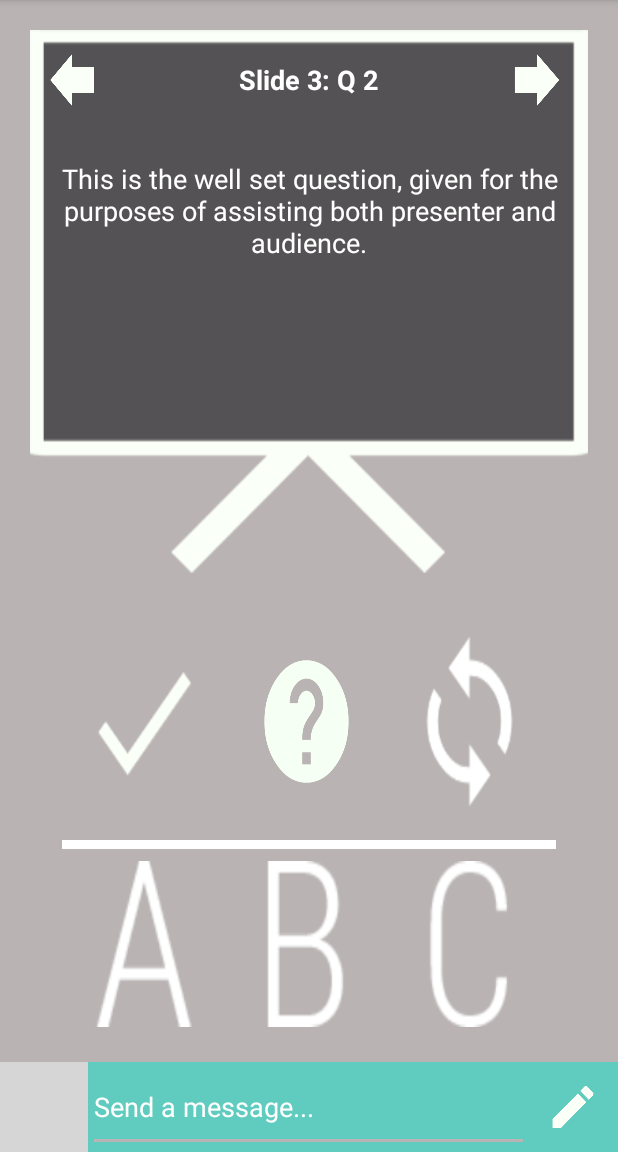
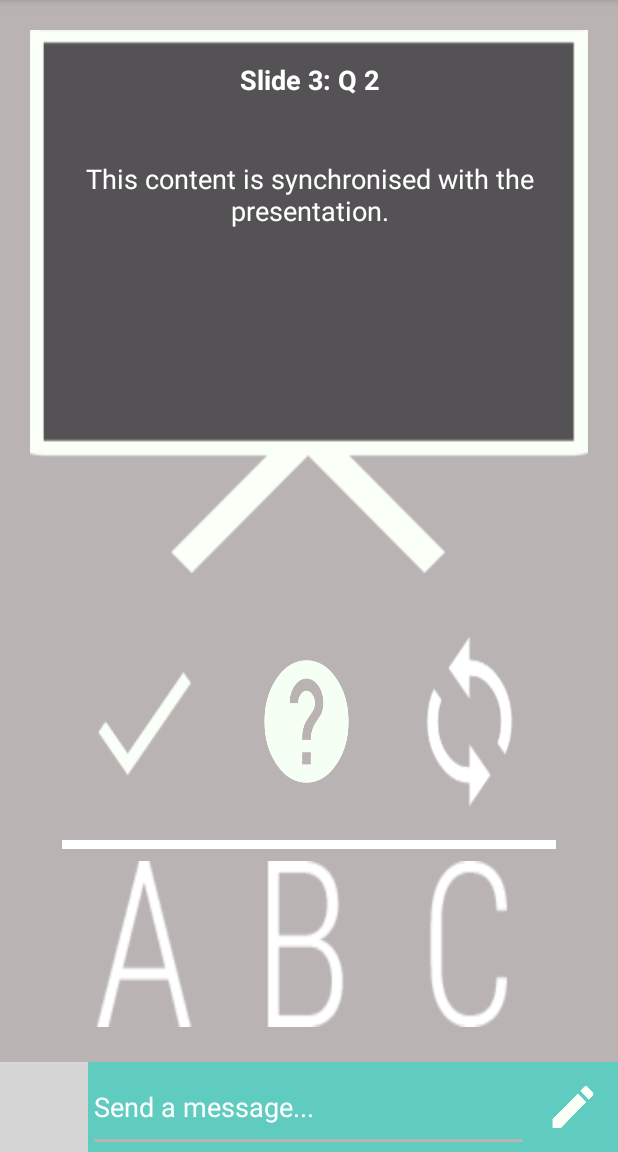
Before and after one commit to Presentech/HandsUp, an Android app: the FeedbackActivity screen opened directly, with no data from a screen before it, on a phone screen of 412 x 824 dp, the part 84-1236 px from its top. Run offline under Robolectric (Android 15) with nearby library versions, the phone set to English and light mode, and no system bars; libraries missing offline, so code that uses them is left out: com.loopj.android, cz.msebera.android; grey boxes are pictures that could not be loaded.

Commit message:
showing questions on feedback

```diff
--- a/app/src/main/java/com/presentech/handsup/Client.java
+++ b/app/src/main/java/com/presentech/handsup/Client.java
@@ -33,15 +33,32 @@ public class Client {
 
     StringBuffer rxString = new StringBuffer();
     String messageFromServer = new String();
+    int slideNumber;
 
     List<SingleQuestion> singleQuestionList = new ArrayList<>();
     questionJSON questionJSON = new questionJSON();
+
+    private onMessageListener listener;
+
     public Client() {
         handlerThread = new HandlerThread("Client");
         handlerThread.start();
         h = new Handler(handlerThread.getLooper());
     }
 
+    //This interface defines the type of messages I want to communicate to my owner
+    public interface onMessageListener {
+        // These methods are the different events and
+        // need to pass relevant arguments related to the event triggered
+        public void onObjectReady(String title);
+        // or when data has been loaded
+        public void onDataLoaded( List<SingleQuestion> singleQuestions, int i);
+    }
+
+    // Assign the listener implementing events interface that will receive the events
+    public void setCustomObjectListener(onMessageListener listener) {
+        this.listener = listener;
+    }
 
     public void onSend(String msg) {
         Log.d(TAG, "Sending: " + msg);
@@ -64,14 +81,23 @@ public class Client {
 
     public void onMessage(final int c) {
         rxString.append(Character.toChars(c));
-        if (rxString.toString().contains("}]")) {
+        if (rxString.toString().contains("}]") && rxString.toString().contains("}](")) {
+
+            if (rxString.charAt(rxString.length() - 1) == ')') {
+                slideNumber =  Character.getNumericValue(rxString.charAt(rxString.length() - 2));
+                listener.onDataLoaded(singleQuestionList, slideNumber);
+                rxString.setLength(0);
+            }
+        } else if (rxString.toString().contains("}]")){
             messageFromServer = rxString.toString();
             Log.d("Client", "Message received from server: " + messageFromServer);
             singleQuestionList = questionJSON.questionParseJSON(messageFromServer);
-            rxString.setLength(0);
+            Log.d("Client", "Listener fired");
+        }
+
+
         };
 
-    }
     public String onConnect(String host) {
         hostAddress = host;
         final String ip = hexToIp(hostAddress.toUpperCase());
@@ -116,7 +142,6 @@ public class Client {
                 while (true) {
                     c = in.read();
                     if (c == -1) continue;
-                    Log.d("Client", "onMessage for the client is called");
                     ctx.onMessage(c);
                 }
 
--- a/app/src/main/java/com/presentech/handsup/FeedbackActivity.java
+++ b/app/src/main/java/com/presentech/handsup/FeedbackActivity.java
@@ -46,12 +46,12 @@ import cz.msebera.android.httpclient.Header;
 
 
 /**
- *Created by Edward Prentice on 9/03/2016
- *Modified by Noor Mansure on 18/05/2016:
+ * Created by Edward Prentice on 9/03/2016
+ * Modified by Noor Mansure on 18/05/2016:
  * Adding functionality to the activity, including connectivity
  */
 //public class FeedbackActivity extends AppCompatActivity  implements View.OnClickListener {
-public class FeedbackActivity extends AppCompatActivity   {
+public class FeedbackActivity extends AppCompatActivity {
 
     String mode = "AUDIENCE";
     private Bitmap background, arrow_left, arrow_right, tick, question, refresh, returnA, returnB, returnC;
@@ -77,6 +77,7 @@ public class FeedbackActivity extends AppCompatActivity   {
 
     int count = 0;
     String UUID = "";
+    int x;
 
     //Connectivity requirements
     MyApplication application;
@@ -86,9 +87,10 @@ public class FeedbackActivity extends AppCompatActivity   {
     FeedbackJSON feedbackJSON = new FeedbackJSON();
     questionJSON questionJSON = new questionJSON();
     List<SingleQuestion> singleQuestionList = new ArrayList<>();
+    List<SingleQuestion> availableQuestionList = new ArrayList<>();
 
     @Override
-    protected void onDestroy(){
+    protected void onDestroy() {
         super.onDestroy();
         background.recycle();
     }
@@ -99,8 +101,8 @@ public class FeedbackActivity extends AppCompatActivity   {
         setContentView(R.layout.activity_feedback);
 
         messageInput = (EditText) findViewById(R.id.commentEditText);
-        nextButton = (ImageButton)findViewById(R.id.nextButton);
-        backButton = (ImageButton) findViewById(R.id.backButton);
+        //nextButton = (ImageButton)findViewById(R.id.nextButton);
+        //backButton = (ImageButton) findViewById(R.id.backButton);
         aButton = (ImageButton) findViewById(R.id.aButton);
         bButton = (ImageButton) findViewById(R.id.bButton);
         cButton = (ImageButton) findViewById(R.id.cButton);
@@ -109,12 +111,12 @@ public class FeedbackActivity extends AppCompatActivity   {
         badButton = (ImageButton) findViewById(R.id.badButton);
         sendButton = (ImageButton) findViewById(R.id.sendButton);
 
-        slideContentTextView = (TextView)findViewById(R.id.slideContentTextView);
+        slideContentTextView = (TextView) findViewById(R.id.slideContentTextView);
         slideTitleTextView = (TextView) findViewById(R.id.slideTitleTextView);
 
         //add button click listeners to all buttons
         addListenerOnButton();
-        application = (MyApplication)getApplication();
+        application = (MyApplication) getApplication();
         client = application.getClient();
         Identifier id = new Identifier();
         UUID = id.id(this);
@@ -143,9 +145,58 @@ public class FeedbackActivity extends AppCompatActivity   {
             getSupportActionBar().setDisplayHomeAsUpEnabled(true);
         }
 
+        client.setCustomObjectListener(new Client.onMessageListener() {
+            @Override
+            public void onObjectReady(String title) {
+                // Code to handle object ready
+            }
+
+            @Override
+            public void onDataLoaded(final List<SingleQuestion> singleQuestions, int i) {
+                // Code to handle data loaded from network
+                // Use the data here!
+                x = i;
+                Log.d("noor", "like a child");
+
+                singleQuestionList = singleQuestions;
+                availableQuestionList.clear();
+                if (singleQuestionList.size() > 0) {
+                    for (int j = 0; j < singleQuestionList.size(); j++) {
+                        Log.d("noor", Integer.toString(x) + Double.toString(singleQuestionList.get(j).getSLIDE()));
+                        if (x == singleQuestionList.get(j).getSLIDE()) {
+                            availableQuestionList.add(singleQuestionList.get(j));
+
+                        }
+                    }
+
+                    runOnUiThread(new Runnable() {
+                        @Override
+                        public void run() {
+                            if (availableQuestionList.size() > 0) {
+                                slideContentTextView.setText(availableQuestionList.get(0).getQuestionText());
+                            } else {
+                                slideContentTextView.setText("No questions for this slide");
+                            }
+                            //String title = ("Slide" + availableQuestionList.get(count).getSLIDE() + " " + "Q" + availableQuestionList.get(count).getQUESTION());
+                            // slideTitleTextView.setText(title);
+                            count++;
+                            if (count == availableQuestionList.size()) {
+                                count = 0;
+                            }
+                            ;
+                        }
+                    });
+                }
+            }
+        })
+
+        ;
     }
 
-    private SingleFeedback setFeedback(){
+    ;
+
+
+    private SingleFeedback setFeedback() {
         SingleFeedback singleFeedback = new SingleFeedback();
         singleFeedback.setUUID(UUID);
         return singleFeedback;
@@ -153,30 +204,32 @@ public class FeedbackActivity extends AppCompatActivity   {
 
     public void addListenerOnButton() {
         //show the next slide content
-        nextButton.setOnClickListener(new View.OnClickListener() {
-            @Override
-            public void onClick(View arg0) {
-                Log.d("FeedbackActivity", client.rxString.toString());
-                //Log.d("FeedbackActivity", client.singleQuestionList.get(0).getQuestionText());
-                singleQuestionList = client.singleQuestionList;
-                //Log.d("FeedbackActivity", Integer.toString(singleQuestionList.size()));
-                slideContentTextView.setText(singleQuestionList.get(count).getQuestionText());
-                String title = ("Slide" + singleQuestionList.get(count).getSLIDE() + " "+ "Q" + singleQuestionList.get(count).getQUESTION());
-                slideTitleTextView.setText(title);
-                count++;
-                if (count == singleQuestionList.size()){
-                    count = 0;
-                };
-
-            }
-        });
-        //show the previous slide content
-        backButton.setOnClickListener(new View.OnClickListener() {
-            @Override
-            public void onClick(View arg0) {
-
-            }
-        });
+//        nextButton.setOnClickListener(new View.OnClickListener() {
+//
+//            @Override
+//            public void onClick(View arg0) {
+//                Log.d("FeedbackActivity", client.rxString.toString());
+//                //Log.d("FeedbackActivity", client.singleQuestionList.get(0).getQuestionText());
+//                singleQuestionList = client.singleQuestionList;
+//                //Log.d("FeedbackActivity", Integer.toString(singleQuestionList.size()));
+//                slideContentTextView.setText(singleQuestionList.get(count).getQuestionText());
+//                String title = ("Slide" + singleQuestionList.get(count).getSLIDE() + " " + "Q" + singleQuestionList.get(count).getQUESTION());
+//                slideTitleTextView.setText(title);
+//                count++;
+//                if (count == singleQuestionList.size()) {
+//                    count = 0;
+//                }
+//                ;
+//
+//            }
+//        });
+//        //show the previous slide content
+//        backButton.setOnClickListener(new View.OnClickListener() {
+//            @Override
+//            public void onClick(View arg0) {
+//
+//            }
+//        });
         //set A as the answer to the question
         aButton.setOnClickListener(new View.OnClickListener() {
             @Override
@@ -204,7 +257,8 @@ public class FeedbackActivity extends AppCompatActivity   {
                 SingleFeedback singleFeedback = setFeedback();
                 singleFeedback.setABC(3);
                 String sendThis = feedbackJSON.FeedbackJSONGenerate(singleFeedback);
-                client.onSend(sendThis);;
+                client.onSend(sendThis);
+                ;
             }
         });
         //set feedback to good
@@ -255,9 +309,10 @@ public class FeedbackActivity extends AppCompatActivity   {
 
         });
     }
-    public void changeViewWidths(int width){
 
-        double columnWidthDouble = width*0.8;
+    public void changeViewWidths(int width) {
+
+        double columnWidthDouble = width * 0.8;
 
         LinearLayout feedbackButtons = (LinearLayout) findViewById(R.id.feedbackButtonsLayout);
         feedbackButtons.getLayoutParams().width = (int) columnWidthDouble;
@@ -268,7 +323,7 @@ public class FeedbackActivity extends AppCompatActivity   {
 
     }
 
-    public static Bitmap decodeSampledBitmapFromResource(Resources res,int id, int reqWidth, int reqHeight){
+    public static Bitmap decodeSampledBitmapFromResource(Resources res, int id, int reqWidth, int reqHeight) {
         // Reset sample Size to 0 every time
         int sampleSize = 0;
         //Create new bitmap options
@@ -280,13 +335,13 @@ public class FeedbackActivity extends AppCompatActivity   {
         BitmapFactory.decodeResource(res, id, options);
 
         //calculate sample size for bitmap integer = 2^(n-1) where n is magnitudes smaller
-        sampleSize= calculateInSampleSize(options, reqWidth, reqHeight);
+        sampleSize = calculateInSampleSize(options, reqWidth, reqHeight);
         options.inSampleSize = sampleSize;
         //Set Just decode bounds to false so decode resources returns bitmap not NULL
         options.inJustDecodeBounds = false;
 
         //Return the bitmap with new bounds set
-        return BitmapFactory.decodeResource(res, id , options);
+        return BitmapFactory.decodeResource(res, id, options);
     }
 
     public static int calculateInSampleSize(BitmapFactory.Options options, int reqWidth, int reqHeight) {
@@ -310,6 +365,7 @@ public class FeedbackActivity extends AppCompatActivity   {
 
         return inSampleSize;
     }
+
     /* Called whenever we call invalidateOptionsMenu() */
     @Override
     public boolean onPrepareOptionsMenu(Menu menu) {
@@ -325,6 +381,7 @@ public class FeedbackActivity extends AppCompatActivity   {
         super.onConfigurationChanged(newConfig);
         drawer.mDrawerToggle.onConfigurationChanged(newConfig);
     }
+
     //This handles action bar events
     @Override
     public boolean onOptionsItemSelected(MenuItem item) {
@@ -336,6 +393,7 @@ public class FeedbackActivity extends AppCompatActivity   {
         // Handle your other action bar items...
         return super.onOptionsItemSelected(item);
     }
+
     //This toggles the image on the action bar when the drawer is open
     @Override
     protected void onPostCreate(Bundle savedInstanceState) {
@@ -351,5 +409,4 @@ public class FeedbackActivity extends AppCompatActivity   {
     }
 
 
-
 }
--- a/app/src/main/java/com/presentech/handsup/Server.java
+++ b/app/src/main/java/com/presentech/handsup/Server.java
@@ -109,6 +109,7 @@ public class Server {
     }
 
     public void onSend(String msg) {
+
         Log.d(TAG, "Sending: " + msg);
         json = msg;
         h.post(new Runnable() {
--- a/app/src/main/java/com/presentech/handsup/questionJSON.java
+++ b/app/src/main/java/com/presentech/handsup/questionJSON.java
@@ -17,9 +17,10 @@ public class questionJSON {
     private String goodmehbadJName = "gmbBool";
     private String questionTextJName = "QuestionText";
     private JSONObject jo;
-    private JSONArray ja = new JSONArray();
+    private JSONArray ja;
 
     public String questionCreateJSON(List<SingleQuestion> listIn) {
+        ja = new JSONArray();
         for (SingleQuestion singleIn : listIn) {
             try {
                 jo = new JSONObject();
--- a/app/src/main/res/layout/activity_feedback.xml
+++ b/app/src/main/res/layout/activity_feedback.xml
@@ -51,19 +51,6 @@
                         <RelativeLayout
                             android:layout_width="0dp"
                             android:layout_height="match_parent"
-                            android:layout_weight="0.2">
-
-                            <ImageButton
-                                android:layout_width="match_parent"
-                                android:layout_height="match_parent"
-                                android:id="@+id/backButton"
-                                android:layout_marginRight="5dp"
-                                android:background="@drawable/arrow_left" />
-                        </RelativeLayout>
-
-                        <RelativeLayout
-                            android:layout_width="0dp"
-                            android:layout_height="match_parent"
                             android:layout_weight="0.8" >
 
                             <TextView
@@ -81,19 +68,6 @@
                                 android:layout_alignParentStart="true" />
                         </RelativeLayout>
 
-                        <RelativeLayout
-                            android:layout_width="0dp"
-                            android:layout_height="match_parent"
-                            android:layout_weight="0.2" >
-
-                            <ImageButton
-                                android:layout_width="match_parent"
-                                android:layout_height="match_parent"
-                                android:id="@+id/nextButton"
-                                android:layout_marginRight="5dp"
-                                android:background="@drawable/arrow_right" />
-                        </RelativeLayout>
-
                     </LinearLayout>
 
                     <LinearLayout
@@ -107,7 +81,7 @@
                             android:layout_width="match_parent"
                             android:layout_height="match_parent"
                             android:textAppearance="?android:attr/textAppearanceMedium"
-                            android:text="This is the well set question, given for the purposes of assisting both presenter and audience."
+                            android:text="This content is synchronised with the presentation."
                             android:id="@+id/slideContentTextView"
                             android:gravity="center_horizontal"
                             android:textColor="@color/white"
```
Also changed, not shown: app/src/main/java/com/presentech/handsup/PresentationActivity.java (+17 -16 lines).
